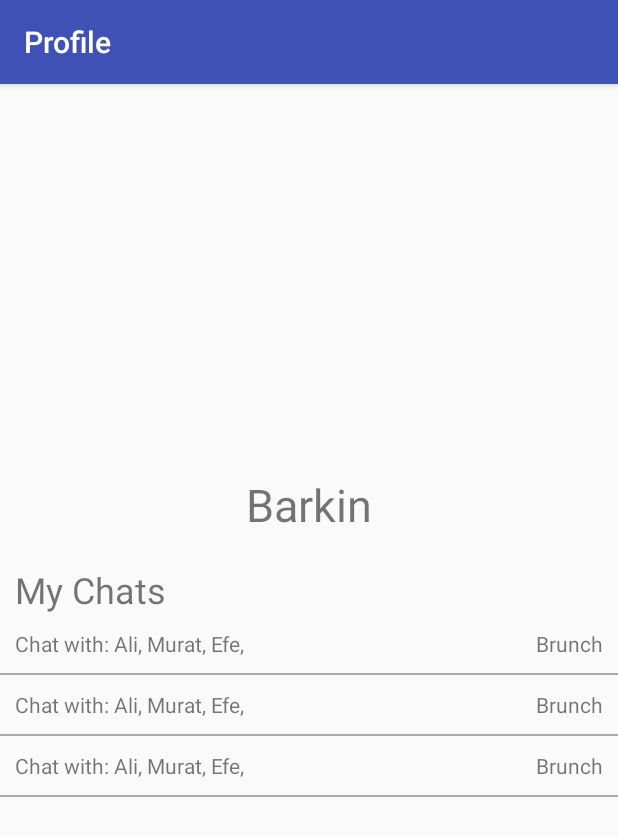
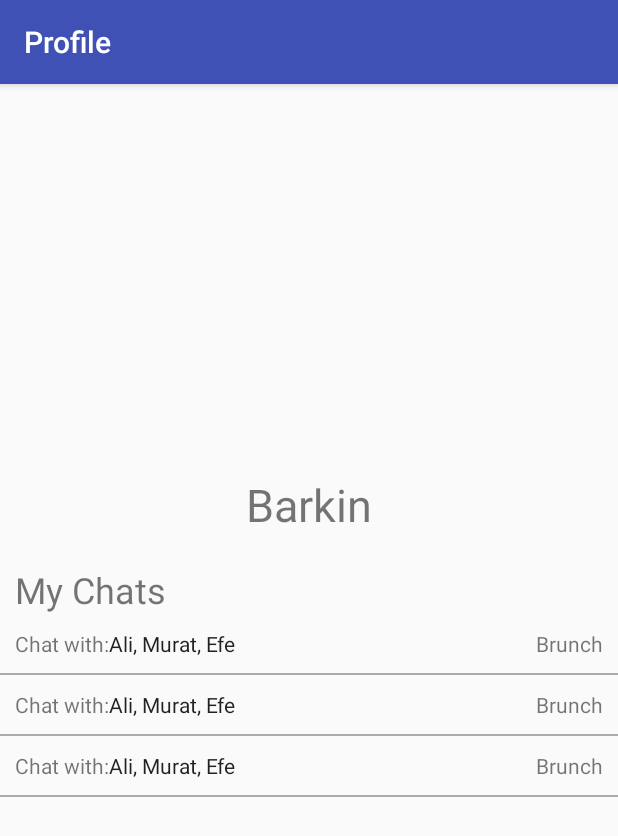
Before and after one commit to bekorn/cutloose, an Android app: the MyChatsFragment screen opened directly, with no data from a screen before it, on a phone screen of 412 x 824 dp. Shown: the top 836 px of the screen. Run offline under Robolectric (Android 15) with nearby library versions, the phone set to English and light mode, and no system bars; our stand-ins replace data binding; 1 statement that could not run was skipped.

Commit message:
BaseRecyclerViewAdapter now supports onClickEvent and MyChats are implemented this way.
It uses observable pattern and should be observed from a view.
Also upgraded Java version to 1.8 to support lambda and other new features.

```diff
--- a/app/build.gradle
+++ b/app/build.gradle
@@ -18,6 +18,10 @@ android {
     }
     dataBinding {
         enabled = true
+    }
+    compileOptions {
+        targetCompatibility 1.8
+        sourceCompatibility 1.8
     }
 }
 
--- a/app/src/main/java/com/cutloose/cutloose/model/Chat.java
+++ b/app/src/main/java/com/cutloose/cutloose/model/Chat.java
@@ -1,6 +1,9 @@
 package com.cutloose.cutloose.model;
 
+import android.text.TextUtils;
+
 import java.util.ArrayList;
+import java.util.List;
 
 /**
  * Created by finge on 5/6/2018.
@@ -36,6 +39,16 @@ public class Chat extends BaseModel {
         return owners;
     }
 
+    public String showOwners() {
+        List<String> names = new ArrayList<>();
+
+        for( Profile profile : owners.subList( 0, Math.min( 3, owners.size() ) ) ) {
+            names.add( profile.getName() );
+        }
+
+        return TextUtils.join( ", ", names );
+    }
+
     public Chat() {
     }
 
--- a/app/src/main/java/com/cutloose/cutloose/ui/chat/ChatRecyclerViewAdapter.java
+++ b/app/src/main/java/com/cutloose/cutloose/ui/chat/ChatRecyclerViewAdapter.java
@@ -19,7 +19,7 @@ public class ChatRecyclerViewAdapter extends BaseRecyclerViewAdapter<Message> {
     }
 
     @Override
-    protected void viewHolderBinder( ViewDataBinding binding, Message message ) {
+    protected void setViewHolderBindings( ViewDataBinding binding, Message message ) {
         binding.setVariable( BR.viewModel, new MessageViewModel( message ) );
     }
 
--- a/app/src/main/java/com/cutloose/cutloose/ui/common/RecyclerView/BaseRecyclerViewAdapter.java
+++ b/app/src/main/java/com/cutloose/cutloose/ui/common/RecyclerView/BaseRecyclerViewAdapter.java
@@ -30,11 +30,12 @@ public abstract class BaseRecyclerViewAdapter<Model extends BaseModel> extends R
         }
     }
 
-    protected abstract void viewHolderBinder( ViewDataBinding binding, Model model );
+    protected final ArrayList<Model> mData = new ArrayList<>();
+    public MutableLiveData<Model> mOnItemClickEvent = new MutableLiveData<>();
+
+    protected abstract void setViewHolderBindings( ViewDataBinding binding, Model model );
 
     protected abstract int getItemViewId();
-
-    protected final ArrayList<Model> mData = new ArrayList<>();
 
     public BaseRecyclerViewAdapter( BaseRecyclerViewModel<Model> baseRecyclerViewModel, LifecycleOwner lifecycleOwner ) {
         this( baseRecyclerViewModel.getLiveData(), lifecycleOwner );
@@ -68,7 +69,16 @@ public abstract class BaseRecyclerViewAdapter<Model extends BaseModel> extends R
     @Override
     public void onBindViewHolder( @NonNull BaseRecyclerViewAdapter.ViewHolder holder, int position ) {
 
-        viewHolderBinder( holder.mBinding, mData.get( position ) );
+        final Model data = mData.get( position );
+
+        setViewHolderBindings( holder.mBinding, data );
+
+        holder.mBinding.getRoot().setOnClickListener( new View.OnClickListener() {
+            @Override
+            public void onClick( View v ) {
+                mOnItemClickEvent.postValue( data );
+            }
+        } );
     }
 
     @Override
--- a/app/src/main/java/com/cutloose/cutloose/ui/event/EventRecyclerViewAdapter.java
+++ b/app/src/main/java/com/cutloose/cutloose/ui/event/EventRecyclerViewAdapter.java
@@ -16,7 +16,7 @@ public class EventRecyclerViewAdapter extends BaseRecyclerViewAdapter<Event> {
     }
 
     @Override
-    protected void viewHolderBinder( ViewDataBinding binding, Event event ) {
+    protected void setViewHolderBindings( ViewDataBinding binding, Event event ) {
         binding.setVariable( BR.viewModel, new EventItemViewModel( event ) );
     }
 
--- a/app/src/main/java/com/cutloose/cutloose/ui/profile/MyChatsFragment.java
+++ b/app/src/main/java/com/cutloose/cutloose/ui/profile/MyChatsFragment.java
@@ -1,6 +1,8 @@
 package com.cutloose.cutloose.ui.profile;
 
+import android.arch.lifecycle.Observer;
 import android.arch.lifecycle.ViewModelProviders;
+import android.content.Intent;
 import android.databinding.DataBindingUtil;
 import android.os.Bundle;
 import android.support.annotation.NonNull;
@@ -14,6 +16,8 @@ import android.view.ViewGroup;
 
 import com.cutloose.cutloose.R;
 import com.cutloose.cutloose.databinding.MyChatsFragmentBinding;
+import com.cutloose.cutloose.model.Chat;
+import com.cutloose.cutloose.ui.chat.ChatActivity;
 
 /**
  * Created by finge on 5/6/2018.
@@ -22,7 +26,7 @@ import com.cutloose.cutloose.databinding.MyChatsFragmentBinding;
 public class MyChatsFragment extends Fragment {
     MyChatsFragmentBinding myChatsFragmentBinding;
     MyChatsFragmentViewModel myChatsFragmentViewModel;
-    MyChatsRecyclerAdapter myChatsRecyclerAdapter;
+    MyChatsRecyclerViewAdapter myChatsRecyclerViewAdapter;
     RecyclerView recyclerView;
 
     @Nullable
@@ -54,8 +58,20 @@ public class MyChatsFragment extends Fragment {
 
         recyclerView = view.findViewById(R.id.my_chat_recycler);
 
-        myChatsRecyclerAdapter = new MyChatsRecyclerAdapter( myChatsFragmentViewModel, this );
-        recyclerView.setAdapter(myChatsRecyclerAdapter);
+        myChatsRecyclerViewAdapter = new MyChatsRecyclerViewAdapter( myChatsFragmentViewModel, this );
+
+        myChatsRecyclerViewAdapter.mOnItemClickEvent.observe( this, new Observer<Chat>() {
+            @Override
+            public void onChanged( @Nullable Chat chat ) {
+
+                Intent intent = new Intent( getContext(), ChatActivity.class );
+                intent.putExtra( "isProfile", true );
+                intent.putExtra( "owners", chat.showOwners() );
+                startActivity( intent );
+            }
+        } );
+
+        recyclerView.setAdapter( myChatsRecyclerViewAdapter );
 
         LinearLayoutManager linearLayoutManager = new LinearLayoutManager(getContext());
         recyclerView.setLayoutManager(linearLayoutManager);
--- a/app/src/main/java/com/cutloose/cutloose/ui/profile/MyChatsItemViewModel.java
+++ b/app/src/main/java/com/cutloose/cutloose/ui/profile/MyChatsItemViewModel.java
@@ -1,11 +1,6 @@
 package com.cutloose.cutloose.ui.profile;
 
-import android.content.Context;
-import android.content.Intent;
-import android.view.View;
-
 import com.cutloose.cutloose.model.Chat;
-import com.cutloose.cutloose.ui.chat.ChatActivity;
 
 /**
  * Created by finge on 5/6/2018.
@@ -25,26 +20,4 @@ public class MyChatsItemViewModel {
     public Chat getChat() {
         return mChat;
     }
-
-    public String showOwners() {
-        int length = Math.min( mChat.getOwners().size(), 3 );
-
-        StringBuilder ownersString = new StringBuilder( "Chat with: " );
-
-        for( int i = 0; i < length; i++ ) {
-            ownersString.append( mChat.getOwners().get( i ).getName() ).append( ", " );
-        }
-
-        return ownersString.toString();
-    }
-
-    public void onClickItem(View v) {
-        //TODO: This process should be done in Activity instead of View Model
-        Context context = v.getContext();
-
-        Intent intent = new Intent( context, ChatActivity.class );
-        intent.putExtra( "isProfile", true );
-        intent.putExtra( "owners", showOwners() );
-        context.startActivity( intent );
-    }
 }
--- a/app/src/main/java/com/cutloose/cutloose/ui/profile/MyChatsRecyclerAdapter.java
+++ b/app/src/main/java/com/cutloose/cutloose/ui/profile/MyChatsRecyclerViewAdapter.java
@@ -13,14 +13,14 @@ import com.cutloose.cutloose.ui.common.RecyclerView.BaseRecyclerViewModel;
  * Created by finge on 5/6/2018.
  */
 
-class MyChatsRecyclerAdapter extends BaseRecyclerViewAdapter<Chat> {
+class MyChatsRecyclerViewAdapter extends BaseRecyclerViewAdapter<Chat> {
 
-    public MyChatsRecyclerAdapter( BaseRecyclerViewModel<Chat> baseRecyclerViewModel, LifecycleOwner lifecycleOwner ) {
+    public MyChatsRecyclerViewAdapter( BaseRecyclerViewModel<Chat> baseRecyclerViewModel, LifecycleOwner lifecycleOwner ) {
         super( baseRecyclerViewModel, lifecycleOwner );
     }
 
     @Override
-    protected void viewHolderBinder( ViewDataBinding binding, Chat chat ) {
+    protected void setViewHolderBindings( ViewDataBinding binding, Chat chat ) {
         binding.setVariable( BR.viewModel, new MyChatsItemViewModel( chat ) );
     }
 
@@ -28,4 +28,6 @@ class MyChatsRecyclerAdapter extends BaseRecyclerViewAdapter<Chat> {
     protected int getItemViewId() {
         return R.layout.my_chats_item;
     }
+
+
 }
--- a/app/src/main/res/layout/my_chats_item.xml
+++ b/app/src/main/res/layout/my_chats_item.xml
@@ -1,42 +1,53 @@
 <?xml version="1.0" encoding="utf-8"?>
 <layout xmlns:android="http://schemas.android.com/apk/res/android"
-    xmlns:app="http://schemas.android.com/apk/res-auto"
     xmlns:tools="http://schemas.android.com/tools">
+
     <data>
+
         <variable
             name="viewModel"
-            type="com.cutloose.cutloose.ui.profile.MyChatsItemViewModel"/>
-        <import type="android.view.View"/>
-        <import type="android.view.Gravity"/>
+            type="com.cutloose.cutloose.ui.profile.MyChatsItemViewModel" />
+
+        <import type="android.view.View" />
+
+        <import type="android.view.Gravity" />
     </data>
+
     <LinearLayout
         android:layout_width="match_parent"
         android:layout_height="wrap_content"
-        android:orientation="vertical"
-        android:onClick="@{(v) -> viewModel.onClickItem(v)}">
+        android:orientation="vertical">
+
         <LinearLayout
             android:layout_width="match_parent"
             android:layout_height="wrap_content"
             android:padding="10dp">
 
             <TextView
-                tools:text="Deneme mesaj deneme"
-                android:text="@{viewModel.showOwners()}"
                 android:layout_width="wrap_content"
                 android:layout_height="wrap_content"
-                android:layout_weight="1"/>
+                android:text="@string/my_chats_item_prefix" />
+
             <TextView
-                tools:text="Deneme mesaj deneme"
-                android:text="@{viewModel.chat.eventType.name}"
                 android:layout_width="wrap_content"
                 android:layout_height="wrap_content"
+                android:text="@{viewModel.getChat().showOwners()}"
+                android:textAppearance="@style/TextAppearance.AppCompat.Body1"
+                tools:text="Participants" />
+
+            <TextView
+                android:layout_width="0dp"
+                android:layout_height="wrap_content"
                 android:layout_weight="1"
-                android:gravity="end"/>
+                android:gravity="end"
+                android:text="@{viewModel.chat.eventType.name}"
+                tools:text="Event Type" />
 
         </LinearLayout>
+
         <View
             android:layout_width="match_parent"
             android:layout_height="1dp"
-            android:background="@android:color/darker_gray"/>
+            android:background="@android:color/darker_gray" />
     </LinearLayout>
 </layout>
--- a/app/src/main/res/values/strings.xml
+++ b/app/src/main/res/values/strings.xml
@@ -20,4 +20,5 @@
     <string name="my_chats">My Chats</string>
 
     <string name="profile">Profile</string>
+    <string name="my_chats_item_prefix">Chat with:</string>
 </resources>
```
